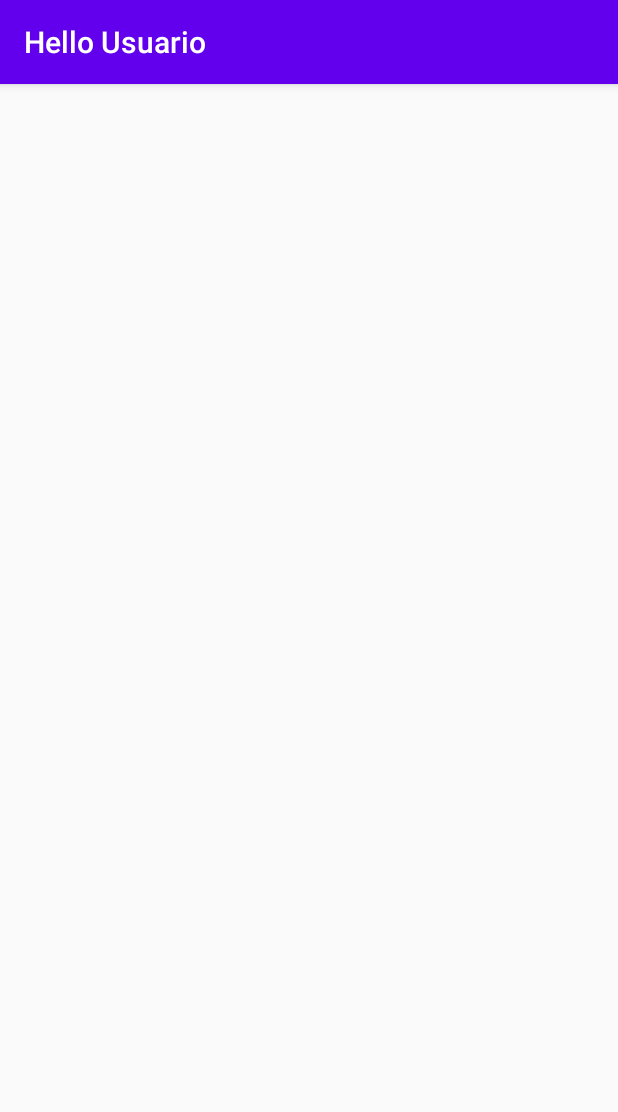
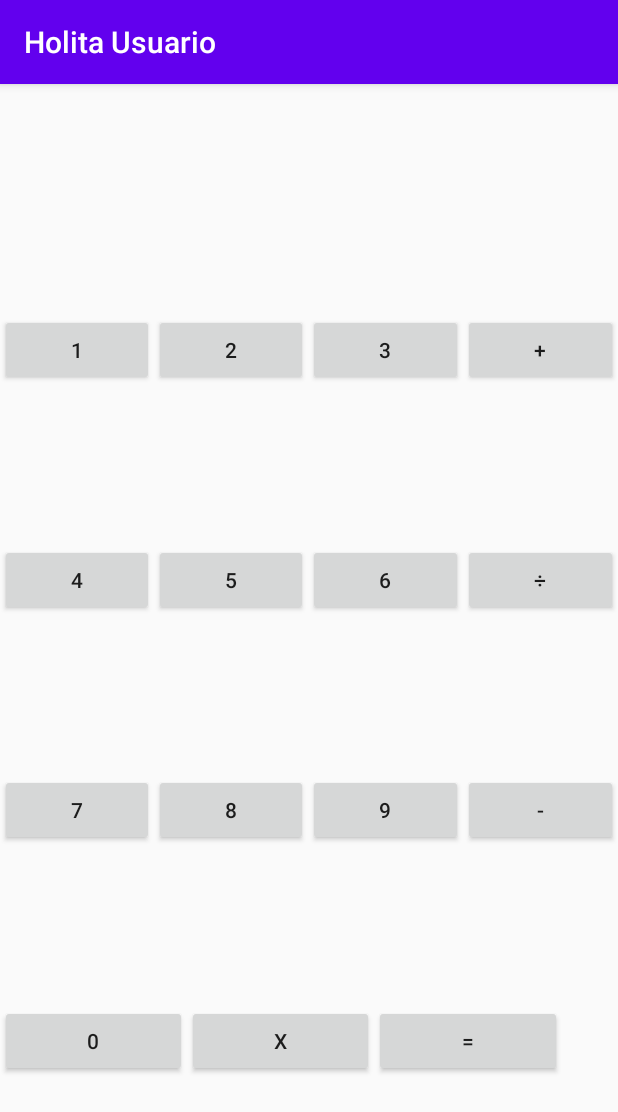
Before and after one commit to michirapper/CalculadoraAndroidMiguelAngelGarre, an Android app: the screen it shows after launch (MainActivity2), after a tap on "INICIAR SESION", on a phone screen of 412 x 824 dp. Shown: the top 1112 px of the screen. Run offline under Robolectric (Android 15) with nearby library versions, the phone set to English and light mode, and no system bars.

Commit message:
Vista calculadora

```diff
--- a/app/src/main/java/com/example/calculadoramiguelangel/MainActivity2.kt
+++ b/app/src/main/java/com/example/calculadoramiguelangel/MainActivity2.kt
@@ -11,6 +11,8 @@ class MainActivity2 : AppCompatActivity() {
         setContentView(R.layout.activity_main2)
         val objetoIntent : Intent = intent
         var user = objetoIntent.getStringExtra("user")
-        setTitle("Hello " + user);
+        setTitle("Holita " + user);
     }
+
+
 }
--- a/app/src/main/res/layout/activity_main2.xml
+++ b/app/src/main/res/layout/activity_main2.xml
@@ -1,9 +1,170 @@
 <?xml version="1.0" encoding="utf-8"?>
-<androidx.constraintlayout.widget.ConstraintLayout xmlns:android="http://schemas.android.com/apk/res/android"
+<LinearLayout xmlns:android="http://schemas.android.com/apk/res/android"
     xmlns:app="http://schemas.android.com/apk/res-auto"
     xmlns:tools="http://schemas.android.com/tools"
     android:layout_width="match_parent"
     android:layout_height="match_parent"
-    tools:context=".MainActivity2">
+    android:orientation="vertical">
 
-</androidx.constraintlayout.widget.ConstraintLayout>
+    <LinearLayout
+        android:layout_width="match_parent"
+        android:layout_height="match_parent"
+        android:orientation="vertical"
+        android:weightSum="5">
+
+        <LinearLayout
+            android:layout_width="match_parent"
+            android:layout_height="0dp"
+            android:layout_weight="1"
+            android:orientation="horizontal"
+            android:weightSum="1">
+
+            <TextView
+                android:id="@+id/textView"
+                android:layout_width="match_parent"
+                android:layout_height="match_parent"
+                android:layout_weight="1"
+                android:gravity="center"
+                android:textAlignment="viewStart"
+                android:textSize="30sp"
+                tools:ignore="RtlCompat" />
+        </LinearLayout>
+
+        <LinearLayout
+            android:layout_width="match_parent"
+            android:layout_weight="1"
+            android:paddingTop="0dp"
+            android:weightSum="4"
+            android:layout_height="0dp">
+
+            <Button
+                android:id="@+id/btn1"
+                android:layout_width="wrap_content"
+                android:layout_height="wrap_content"
+                android:layout_weight="1"
+                android:text="1" />
+
+            <Button
+                android:id="@+id/btn2"
+                android:layout_width="wrap_content"
+                android:layout_height="wrap_content"
+                android:layout_weight="1"
+                android:text="2" />
+
+            <Button
+                android:id="@+id/btn3"
+                android:layout_width="wrap_content"
+                android:layout_height="wrap_content"
+                android:layout_weight="1"
+                android:text="3" />
+
+            <Button
+                android:id="@+id/btnSuma"
+                android:layout_width="wrap_content"
+                android:layout_height="wrap_content"
+                android:layout_weight="1"
+                android:text="+" />
+        </LinearLayout>
+
+        <LinearLayout
+            android:layout_width="match_parent"
+            android:layout_height="0dp"
+            android:layout_weight="1"
+            android:paddingTop="0dp"
+            android:weightSum="4">
+
+            <Button
+                android:id="@+id/btn4"
+                android:layout_width="wrap_content"
+                android:layout_height="wrap_content"
+                android:layout_weight="1"
+                android:text="4" />
+
+            <Button
+                android:id="@+id/btn5"
+                android:layout_width="wrap_content"
+                android:layout_height="wrap_content"
+                android:layout_weight="1"
+                android:text="5" />
+
+            <Button
+                android:id="@+id/btn6"
+                android:layout_width="wrap_content"
+                android:layout_height="wrap_content"
+                android:layout_weight="1"
+                android:text="6" />
+
+            <Button
+                android:id="@+id/btnDividir"
+                android:layout_width="wrap_content"
+                android:layout_height="wrap_content"
+                android:layout_weight="1"
+                android:text="÷" />
+
+        </LinearLayout>
+
+        <LinearLayout
+            android:layout_width="match_parent"
+            android:layout_height="0dp"
+            android:layout_weight="1"
+            android:paddingTop="0dp"
+            android:weightSum="4">
+
+            <Button
+                android:id="@+id/btn7"
+                android:layout_width="wrap_content"
+                android:layout_height="wrap_content"
+                android:layout_weight="1"
+                android:text="7" />
+
+            <Button
+                android:id="@+id/btn8"
+                android:layout_width="wrap_content"
+                android:layout_height="wrap_content"
+                android:layout_weight="1"
+                android:text="8" />
+            <Button
+                android:id="@+id/btn9"
+                android:layout_width="wrap_content"
+                android:layout_height="wrap_content"
+                android:layout_weight="1"
+                android:text="9" />
+            <Button
+                android:id="@+id/btnResta"
+                android:layout_width="wrap_content"
+                android:layout_height="wrap_content"
+                android:layout_weight="1"
+                android:text="-" />
+        </LinearLayout>
+        <LinearLayout
+            android:layout_width="match_parent"
+            android:layout_height="0dp"
+            android:layout_weight="1"
+            android:paddingTop="0dp"
+            android:weightSum="4">
+
+            <Button
+                android:id="@+id/btn0"
+                android:layout_width="wrap_content"
+                android:layout_height="wrap_content"
+                android:layout_weight="1"
+                android:text="0" />
+
+
+            <Button
+                android:id="@+id/btnMultipl"
+                android:layout_width="wrap_content"
+                android:layout_height="wrap_content"
+                android:layout_weight="1"
+                android:text="x" />
+            <Button
+                android:id="@+id/btnIgual"
+                android:layout_width="wrap_content"
+                android:layout_height="wrap_content"
+                android:layout_weight="1"
+                android:text="=" />
+        </LinearLayout>
+
+
+    </LinearLayout>
+</LinearLayout>
```
